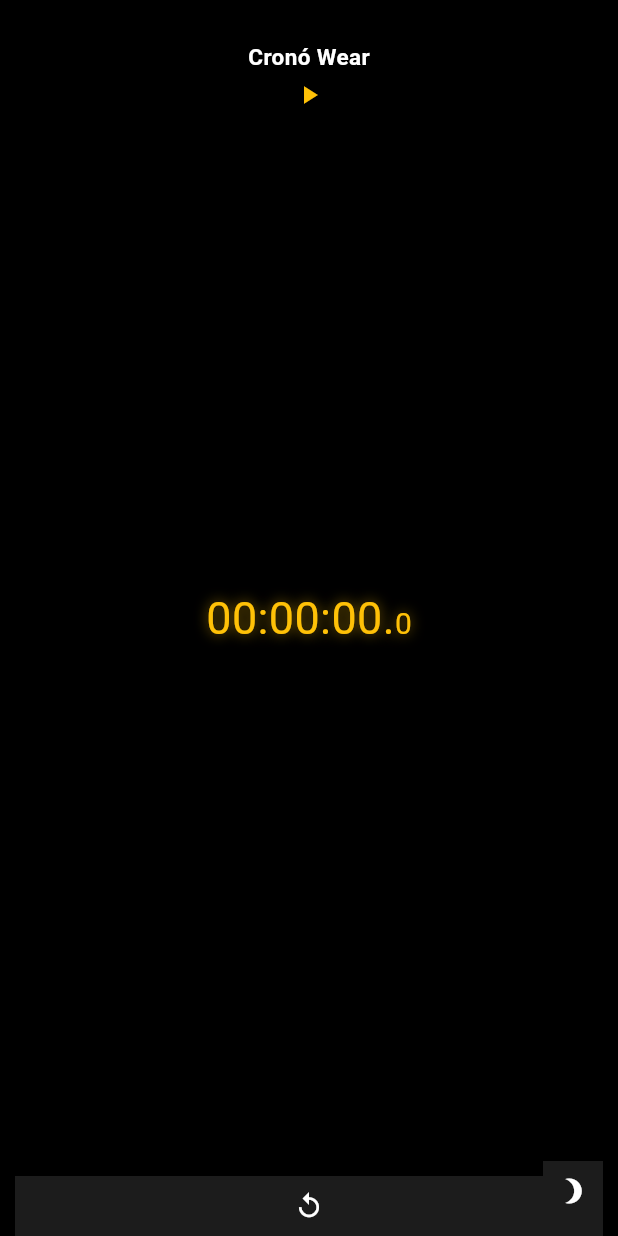
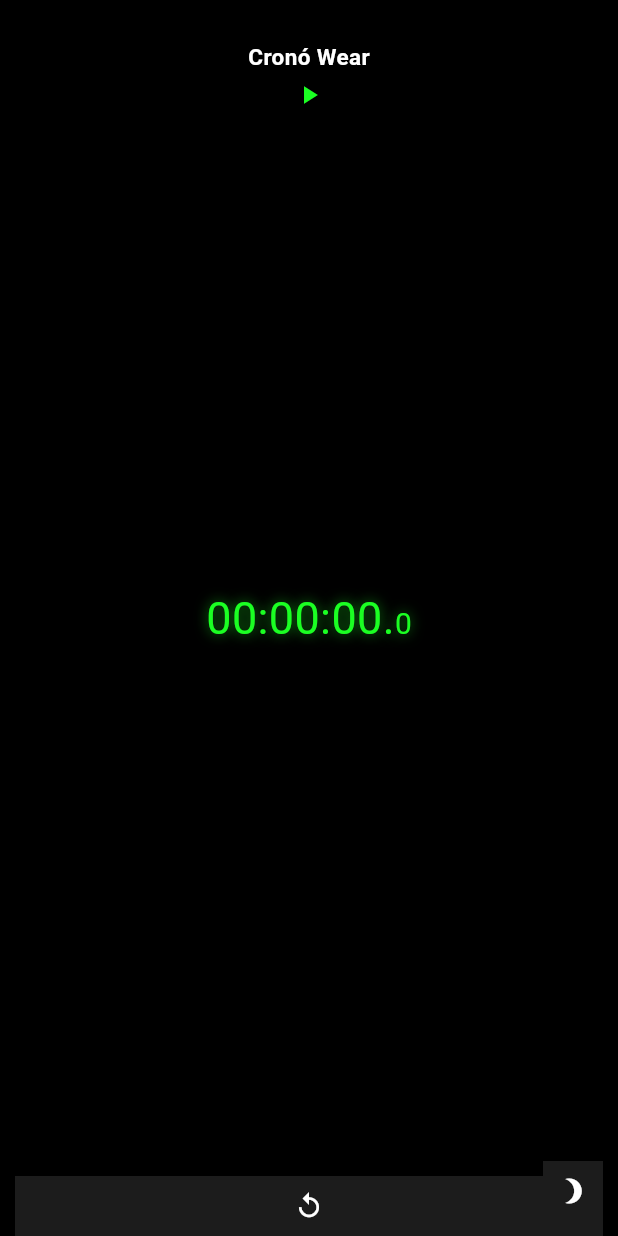
Before and after one commit to ChrisAlegria/Crono-Wear, a Flutter app: the screen it shows after launch, after a tap on the "brightness 7" icon, on a phone screen of 412 x 824 dp. Run offline on Flutter 3.47's test engine with Material 3 defaults, Android fonts, the phone set to English and light mode, and no system bars; missing offline and left inert: wear; Roboto replaces fonts that are missing (Digital).

Commit message:
Fix: Order Colors

```diff
--- a/lib/main.dart
+++ b/lib/main.dart
@@ -58,7 +58,6 @@ class _TimerScreenState extends State<TimerScreen> {
 
   // Colors for dark and light modes
   List<Color> darkModeColors = [
-    Colors.amber,
     Color.fromARGB(255, 27, 255, 35),
     Color.fromARGB(255, 33, 215, 243),
     Color.fromARGB(255, 198, 38, 226),
@@ -66,7 +65,6 @@ class _TimerScreenState extends State<TimerScreen> {
     Color.fromARGB(255, 255, 199, 29),
   ];
   List<Color> lightModeColors = [
-    Color.fromARGB(255, 153, 119, 0),
     Color.fromARGB(255, 0, 128, 0), // Darker green
     Color.fromARGB(255, 0, 104, 119), // Darker blue
     Color.fromARGB(255, 109, 0, 124), // Darker purple
```
